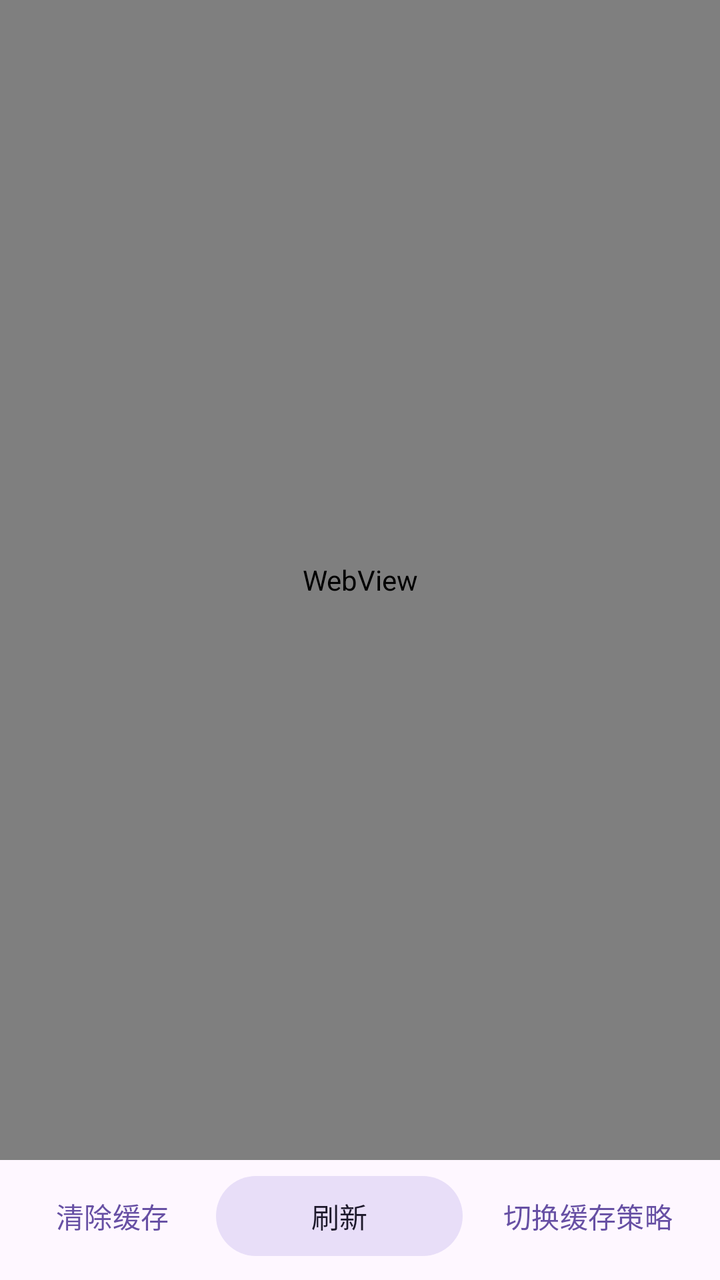
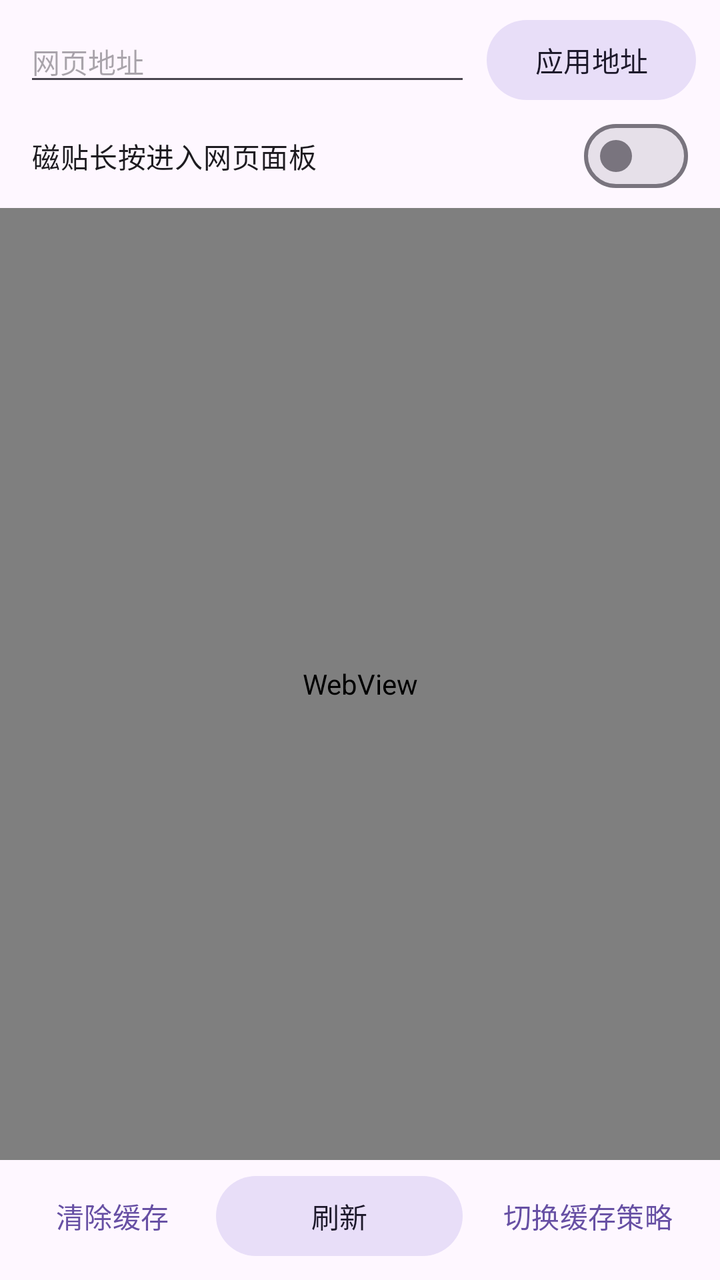

Before-and-after screenshots of an Android layout around one commit, followed by the original layout XML and the change that was made.
<!-- AndroidManifest.xml: application theme Theme.HyperOSMod -->
<!-- res/layout/fragment_singbox_web.xml -->
<?xml version="1.0" encoding="utf-8"?>
<LinearLayout xmlns:android="http://schemas.android.com/apk/res/android"
    android:layout_width="match_parent"
    android:layout_height="match_parent"
    android:orientation="vertical">

    <ProgressBar
        android:id="@+id/progress"
        style="?android:attr/progressBarStyleHorizontal"
        android:layout_width="match_parent"
        android:layout_height="3dp"
        android:indeterminate="true"
        android:visibility="gone" />

    <FrameLayout
        android:layout_width="match_parent"
        android:layout_height="0dp"
        android:layout_weight="1">

        <WebView
            android:id="@+id/web_view"
            android:layout_width="match_parent"
            android:layout_height="match_parent" />

        <TextView
            android:id="@+id/empty"
            android:layout_width="match_parent"
            android:layout_height="wrap_content"
            android:layout_gravity="center"
            android:gravity="center"
            android:padding="32dp"
            android:text="@string/singbox_web_no_url"
            android:textAppearance="?attr/textAppearanceBodyMedium"
            android:textColor="?attr/colorOnSurfaceVariant"
            android:visibility="gone" />
    </FrameLayout>

    <LinearLayout
        android:layout_width="match_parent"
        android:layout_height="wrap_content"
        android:gravity="center_vertical"
        android:orientation="horizontal"
        android:paddingStart="12dp"
        android:paddingTop="4dp"
        android:paddingEnd="12dp"
        android:paddingBottom="8dp">

        <com.google.android.material.button.MaterialButton
            android:id="@+id/btn_clear"
            style="@style/Widget.Material3.Button.TextButton"
            android:layout_width="wrap_content"
            android:layout_height="wrap_content"
            android:text="@string/singbox_web_clear_cache" />

        <com.google.android.material.button.MaterialButton
            android:id="@+id/btn_refresh"
            style="@style/Widget.Material3.Button.TonalButton"
            android:layout_width="0dp"
            android:layout_height="wrap_content"
            android:layout_weight="1"
            android:layout_marginStart="8dp"
            android:layout_marginEnd="8dp"
            android:text="@string/singbox_web_refresh" />

        <com.google.android.material.button.MaterialButton
            android:id="@+id/btn_cache"
            style="@style/Widget.Material3.Button.TextButton"
            android:layout_width="wrap_content"
            android:layout_height="wrap_content"
            android:text="@string/singbox_web_cache_cycle" />
    </LinearLayout>

</LinearLayout>
<!-- resources referenced by this layout -->
<resources>
  <string name="singbox_web_cache_cycle">切换缓存策略</string>
  <string name="singbox_web_clear_cache">清除缓存</string>
  <string name="singbox_web_no_url">还没有设置网页地址</string>
  <string name="singbox_web_refresh">刷新</string>
  <style name="Theme.HyperOSMod" parent="Theme.Material3.DayNight.NoActionBar">
          <item name="android:windowActionModeOverlay">true</item>
          <item name="android:windowNoTitle">true</item>
          <item name="android:windowLightStatusBar">true</item>
          <item name="android:windowLightNavigationBar">true</item>
      </style>
</resources>

<!-- the commit's change to res/layout/fragment_singbox_web.xml (unified diff, before → after) -->
@@ -3,6 +3,46 @@
     android:layout_width="match_parent"
     android:layout_height="match_parent"
     android:orientation="vertical">
+
+    
+    <LinearLayout
+        android:layout_width="match_parent"
+        android:layout_height="wrap_content"
+        android:orientation="horizontal"
+        android:paddingStart="12dp"
+        android:paddingTop="6dp"
+        android:paddingEnd="12dp"
+        android:paddingBottom="2dp">
+
+        <EditText
+            android:id="@+id/web_url"
+            android:layout_width="0dp"
+            android:layout_height="wrap_content"
+            android:layout_weight="1"
+            android:hint="@string/singbox_web_edit_hint"
+            android:importantForAutofill="no"
+            android:inputType="textUri"
+            android:maxLines="1"
+            android:textSize="14sp" />
+
+        <com.google.android.material.button.MaterialButton
+            android:id="@+id/btn_apply"
+            style="@style/Widget.Material3.Button.TonalButton"
+            android:layout_width="wrap_content"
+            android:layout_height="wrap_content"
+            android:layout_marginStart="8dp"
+            android:minWidth="0dp"
+            android:text="@string/singbox_web_apply" />
+    </LinearLayout>
+
+    <com.google.android.material.materialswitch.MaterialSwitch
+        android:id="@+id/switch_tile_web"
+        android:layout_width="match_parent"
+        android:layout_height="wrap_content"
+        android:paddingStart="16dp"
+        android:paddingEnd="16dp"
+        android:paddingBottom="4dp"
+        android:text="@string/singbox_web_tile_switch" />
 
     <ProgressBar
         android:id="@+id/progress"
@@ -57,9 +97,9 @@
             style="@style/Widget.Material3.Button.TonalButton"
             android:layout_width="0dp"
             android:layout_height="wrap_content"
-            android:layout_weight="1"
             android:layout_marginStart="8dp"
             android:layout_marginEnd="8dp"
+            android:layout_weight="1"
             android:text="@string/singbox_web_refresh" />
 
         <com.google.android.material.button.MaterialButton
@@ -69,5 +109,4 @@
             android:layout_height="wrap_content"
             android:text="@string/singbox_web_cache_cycle" />
     </LinearLayout>
-
 </LinearLayout>
<!-- resource entries referenced after the edit -->
@@ -1,9 +1,12 @@
 <!-- resources referenced by this layout -->
 <resources>
+  <string name="singbox_web_apply">应用地址</string>
   <string name="singbox_web_cache_cycle">切换缓存策略</string>
   <string name="singbox_web_clear_cache">清除缓存</string>
+  <string name="singbox_web_edit_hint">网页地址</string>
   <string name="singbox_web_no_url">还没有设置网页地址</string>
   <string name="singbox_web_refresh">刷新</string>
+  <string name="singbox_web_tile_switch">磁贴长按进入网页面板</string>
   <style name="Theme.HyperOSMod" parent="Theme.Material3.DayNight.NoActionBar">
           <item name="android:windowActionModeOverlay">true</item>
           <item name="android:windowNoTitle">true</item>
